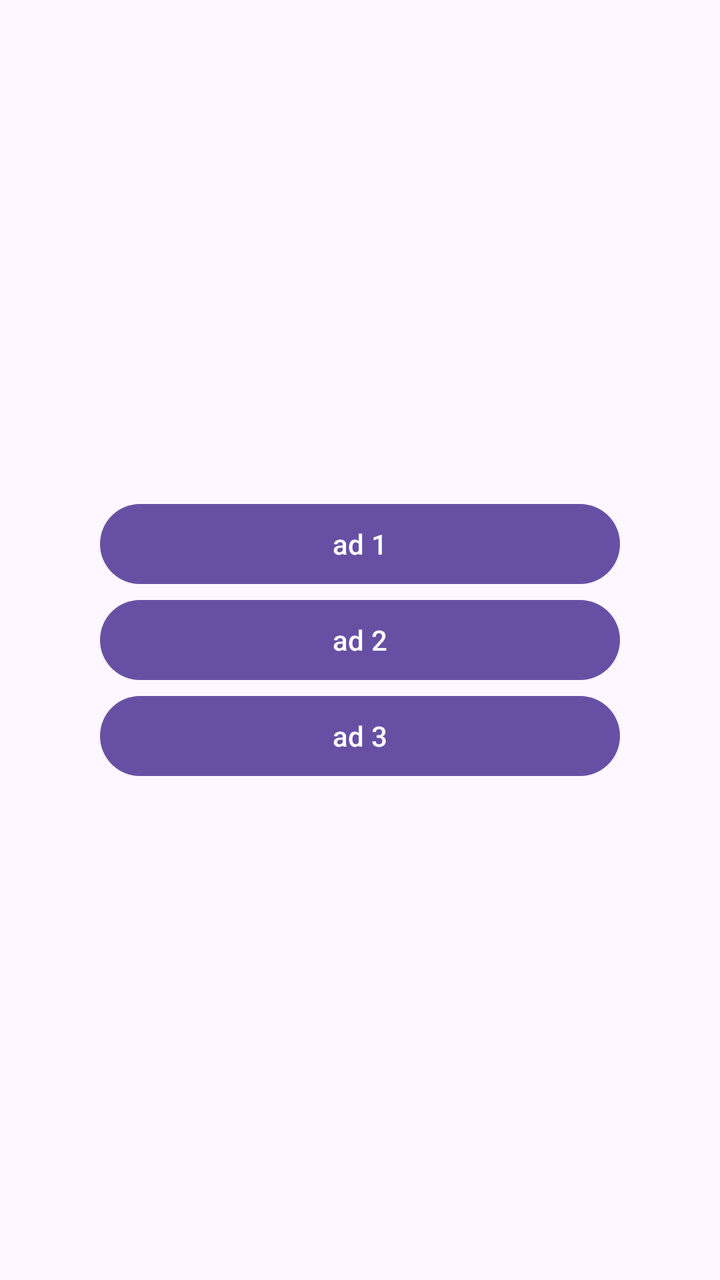
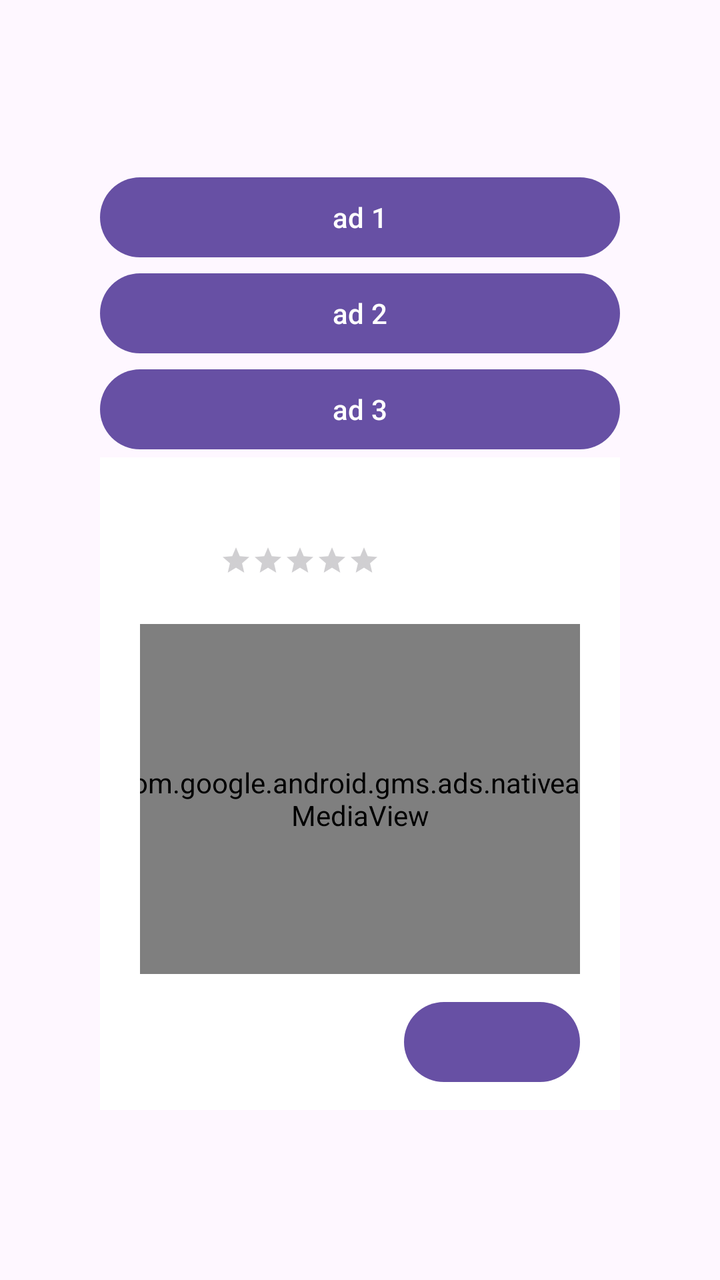

An Android layout rendered at two revisions. The XML below is the earlier revision; the diff shows what the commit changed to produce the second picture.
<!-- AndroidManifest.xml: application theme Theme.AyanAdManager -->
<!-- res/layout/activity_main.xml -->
<?xml version="1.0" encoding="utf-8"?>
<LinearLayout xmlns:android="http://schemas.android.com/apk/res/android"
    xmlns:app="http://schemas.android.com/apk/res-auto"
    xmlns:tools="http://schemas.android.com/tools"
    android:id="@+id/main"
    android:layout_width="match_parent"
    android:layout_height="match_parent"
    android:gravity="center_vertical"
    android:orientation="vertical"
    android:padding="50dp"
    tools:context=".MainActivity">

    <Button
        android:id="@+id/ad1"
        android:layout_width="match_parent"
        android:layout_height="wrap_content"
        android:text="ad 1" />

    <Button
        android:id="@+id/ad2"
        android:layout_width="match_parent"
        android:layout_height="wrap_content"
        android:text="ad 2" />

    <Button
        android:id="@+id/ad3"
        android:layout_width="match_parent"
        android:layout_height="wrap_content"
        android:text="ad 3" />

    <RelativeLayout
        android:id="@+id/banner"
        android:layout_width="match_parent"
        android:layout_height="@dimen/_74sdp" />

    <androidx.cardview.widget.CardView
        android:id="@+id/nativeView"
        android:layout_width="match_parent"
        android:layout_height="@dimen/_100sdp"
        app:cardCornerRadius="8dp"
        app:cardElevation="4dp">

        <RelativeLayout
            android:layout_width="match_parent"
            android:layout_height="wrap_content">

            <ImageView
                android:id="@+id/hamrah_ad_native_banner"
                android:layout_width="match_parent"
                android:layout_height="match_parent" />

            <LinearLayout
                android:layout_width="match_parent"
                android:layout_height="match_parent"
                android:gravity="center_vertical"
                android:orientation="horizontal"
                android:padding="12dp">

                <Button
                    android:id="@+id/hamrah_ad_native_cta"
                    android:layout_width="wrap_content"
                    android:layout_height="32dp"
                    android:background="@drawable/button_background"
                    android:textSize="12sp" />

                <LinearLayout
                    android:layout_width="0dp"
                    android:layout_height="match_parent"
                    android:layout_marginHorizontal="6dp"
                    android:layout_weight="1"
                    android:gravity="right|center_vertical"
                    android:orientation="vertical">

                    <TextView
                        android:id="@+id/hamrah_ad_native_title"
                        android:layout_width="wrap_content"
                        android:layout_height="wrap_content"
                        android:layout_marginEnd="8dp"
                        android:layout_marginBottom="4dp"
                        android:textSize="12sp"
                        android:textStyle="bold" />

                    <TextView
                        android:id="@+id/hamrah_ad_native_description"
                        android:layout_width="wrap_content"
                        android:layout_height="wrap_content"
                        android:layout_marginEnd="8dp"
                        android:textSize="11sp" />

                </LinearLayout>

                <ImageView
                    android:id="@+id/hamrah_ad_native_logo"
                    android:layout_width="40dp"
                    android:layout_height="40dp" />

            </LinearLayout>

            <View
                android:id="@+id/hamrah_ad_native_cta_view"
                android:layout_width="match_parent"
                android:layout_height="match_parent" />

        </RelativeLayout>

    </androidx.cardview.widget.CardView>

</LinearLayout>
<!-- resources referenced by this layout -->
<resources>
  <!-- drawable button_background (drawable) -->
  <?xml version="1.0" encoding="utf-8"?>
  <shape xmlns:android="http://schemas.android.com/apk/res/android"
      android:shape="rectangle">
      <corners android:radius="100dp" />
      <solid android:color="#931FA8" />
  </shape>
  <style name="Theme.AyanAdManager" parent="Base.Theme.AyanAdManager" />
  <style name="Base.Theme.AyanAdManager" parent="Theme.Material3.DayNight.NoActionBar">
          
          
      </style>
</resources>

<!-- the commit's change to res/layout/activity_main.xml (unified diff, before → after) -->
@@ -33,76 +33,201 @@
         android:layout_width="match_parent"
         android:layout_height="@dimen/_74sdp" />
 
-    <androidx.cardview.widget.CardView
-        android:id="@+id/nativeView"
-        android:layout_width="match_parent"
-        android:layout_height="@dimen/_100sdp"
-        app:cardCornerRadius="8dp"
-        app:cardElevation="4dp">
-
-        <RelativeLayout
+    
+    
+    
+    
+    
+
+    
+    
+    
+    
+
+    
+    
+    
+    
+
+    
+    
+    
+    
+    
+    
+
+    
+    
+    
+    
+    
+    
+    
+
+    
+    
+    
+    
+    
+    
+    
+    
+
+    
+    
+    
+    
+    
+    
+
+    
+
+    
+    
+    
+    
+
+    
+
+    
+    
+    
+    
+
+    
+
+    
+
+    <LinearLayout
+        android:id="@+id/nativeAdMob"
+        android:layout_width="match_parent"
+        android:layout_height="wrap_content"
+        android:layout_gravity="center"
+        android:background="#FFFFFF"
+        android:minHeight="50dp"
+        android:orientation="vertical">
+
+        <TextView
+            android:layout_width="wrap_content"
+            android:layout_height="wrap_content" />
+
+        <LinearLayout
             android:layout_width="match_parent"
-            android:layout_height="wrap_content">
-
-            <ImageView
-                android:id="@+id/hamrah_ad_native_banner"
-                android:layout_width="match_parent"
-                android:layout_height="match_parent" />
+            android:layout_height="wrap_content"
+            android:orientation="vertical"
+            android:paddingLeft="20dp"
+            android:paddingTop="3dp"
+            android:paddingRight="20dp">
 
             <LinearLayout
                 android:layout_width="match_parent"
-                android:layout_height="match_parent"
-                android:gravity="center_vertical"
-                android:orientation="horizontal"
-                android:padding="12dp">
-
-                <Button
-                    android:id="@+id/hamrah_ad_native_cta"
+                android:layout_height="wrap_content"
+                android:orientation="horizontal">
+
+                <ImageView
+                    android:id="@+id/ad_icon"
+                    android:layout_width="40dp"
+                    android:layout_height="40dp"
+                    android:adjustViewBounds="true"
+                    android:paddingEnd="5dp"
+                    android:paddingRight="5dp"
+                    android:paddingBottom="5dp" />
+
+                <LinearLayout
+                    android:layout_width="match_parent"
+                    android:layout_height="wrap_content"
+                    android:orientation="vertical">
+
+                    <TextView
+                        android:id="@+id/ad_title"
+                        android:layout_width="match_parent"
+                        android:layout_height="wrap_content"
+                        android:textColor="#0000FF"
+                        android:textSize="16sp"
+                        android:textStyle="bold" />
+
+                    <LinearLayout
+                        android:layout_width="match_parent"
+                        android:layout_height="wrap_content">
+
+                        <TextView
+                            android:id="@+id/ad_advertiser"
+                            android:layout_width="wrap_content"
+                            android:layout_height="match_parent"
+                            android:gravity="bottom"
+                            android:textSize="14sp"
+                            android:textStyle="bold" />
+
+                        <RatingBar
+                            android:id="@+id/ad_stars"
+                            style="?android:attr/ratingBarStyleSmall"
+                            android:layout_width="wrap_content"
+                            android:layout_height="wrap_content"
+                            android:isIndicator="true"
+                            android:numStars="5"
+                            android:stepSize="0.5" />
+                    </LinearLayout>
+
+                </LinearLayout>
+            </LinearLayout>
+
+            <LinearLayout
+                android:layout_width="match_parent"
+                android:layout_height="wrap_content"
+                android:orientation="vertical">
+
+                <TextView
+                    android:id="@+id/ad_description"
                     android:layout_width="wrap_content"
-                    android:layout_height="32dp"
-                    android:background="@drawable/button_background"
+                    android:layout_height="wrap_content"
+                    android:layout_marginEnd="20dp"
+                    android:layout_marginRight="20dp"
                     android:textSize="12sp" />
 
+                <com.google.android.gms.ads.nativead.MediaView
+                    android:id="@+id/ad_media"
+                    android:layout_width="250dp"
+                    android:layout_height="175dp"
+                    android:layout_gravity="center_horizontal"
+                    android:layout_marginTop="5dp" />
+
                 <LinearLayout
-                    android:layout_width="0dp"
-                    android:layout_height="match_parent"
-                    android:layout_marginHorizontal="6dp"
-                    android:layout_weight="1"
-                    android:gravity="right|center_vertical"
-                    android:orientation="vertical">
+                    android:layout_width="wrap_content"
+                    android:layout_height="wrap_content"
+                    android:layout_gravity="end"
+                    android:orientation="horizontal"
+                    android:paddingTop="10dp"
+                    android:paddingBottom="10dp">
 
                     <TextView
-                        android:id="@+id/hamrah_ad_native_title"
+                        android:id="@+id/ad_price"
                         android:layout_width="wrap_content"
                         android:layout_height="wrap_content"
-                        android:layout_marginEnd="8dp"
-                        android:layout_marginBottom="4dp"
-                        android:textSize="12sp"
-                        android:textStyle="bold" />
+                        android:paddingStart="5dp"
+                        android:paddingLeft="5dp"
+                        android:paddingEnd="5dp"
+                        android:paddingRight="5dp"
+                        android:textSize="12sp" />
 
                     <TextView
-                        android:id="@+id/hamrah_ad_native_description"
+                        android:id="@+id/ad_store"
                         android:layout_width="wrap_content"
                         android:layout_height="wrap_content"
-                        android:layout_marginEnd="8dp"
-                        android:textSize="11sp" />
-
+                        android:paddingStart="5dp"
+                        android:paddingLeft="5dp"
+                        android:paddingEnd="5dp"
+                        android:paddingRight="5dp"
+                        android:textSize="12sp" />
+
+                    <Button
+                        android:id="@+id/ad_cta"
+                        android:layout_width="wrap_content"
+                        android:layout_height="wrap_content"
+                        android:gravity="center"
+                        android:textSize="12sp" />
                 </LinearLayout>
-
-                <ImageView
-                    android:id="@+id/hamrah_ad_native_logo"
-                    android:layout_width="40dp"
-                    android:layout_height="40dp" />
-
             </LinearLayout>
-
-            <View
-                android:id="@+id/hamrah_ad_native_cta_view"
-                android:layout_width="match_parent"
-                android:layout_height="match_parent" />
-
-        </RelativeLayout>
-
-    </androidx.cardview.widget.CardView>
+        </LinearLayout>
+    </LinearLayout>
 
 </LinearLayout>
<!-- resource entries referenced after the edit -->
@@ -1,12 +1,5 @@
 <!-- resources referenced by this layout -->
 <resources>
-  <!-- drawable button_background (drawable) -->
-  <?xml version="1.0" encoding="utf-8"?>
-  <shape xmlns:android="http://schemas.android.com/apk/res/android"
-      android:shape="rectangle">
-      <corners android:radius="100dp" />
-      <solid android:color="#931FA8" />
-  </shape>
   <style name="Theme.AyanAdManager" parent="Base.Theme.AyanAdManager" />
   <style name="Base.Theme.AyanAdManager" parent="Theme.Material3.DayNight.NoActionBar">
           
